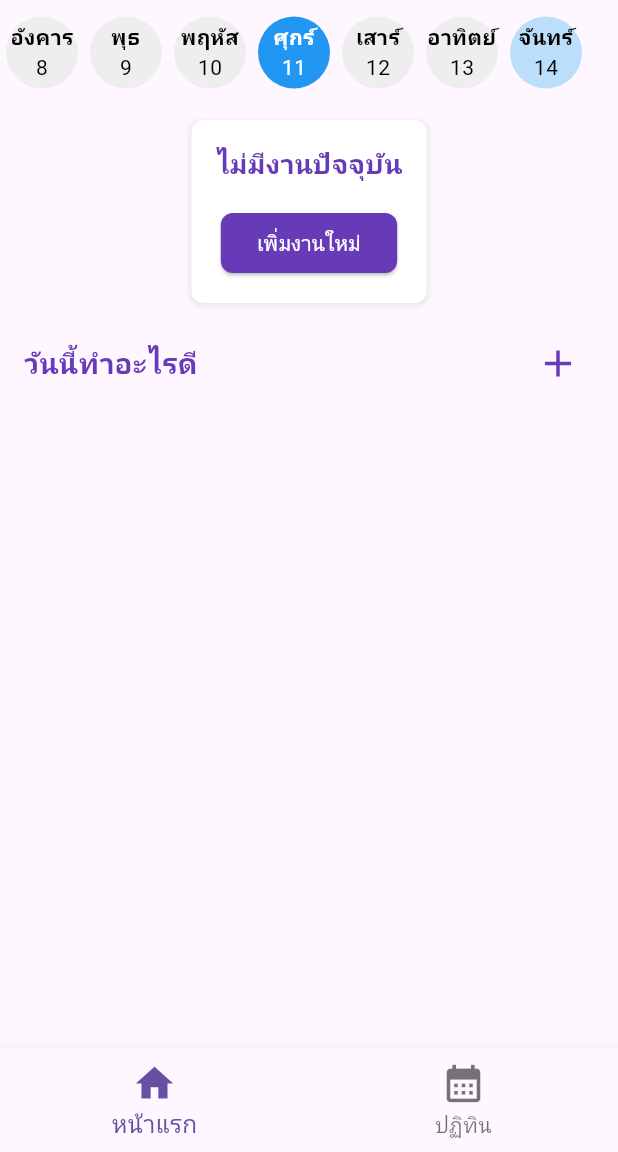
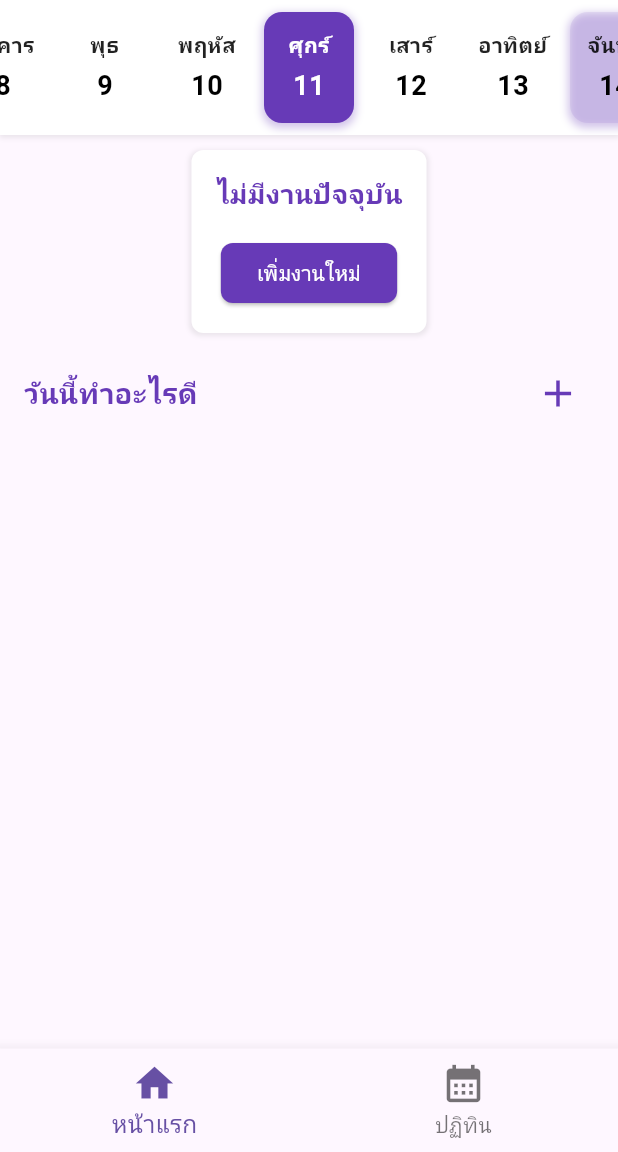
Before and after one commit to Tapakorn086/remindday_app, a Flutter app: the screen it shows after launch, after a tap on "ศุกร์", on a phone screen of 412 x 824 dp, the part 84-1236 px from its top. Run offline on Flutter 3.47's test engine with Material 3 defaults, Android fonts, the light colour scheme and no system bars; our stand-ins replace device_info_plus, flutter_secure_storage, table_calendar; network calls fail.

Commit message:
update: style in dayWidgets

```diff
--- a/lib/todolist/widgets/todolist_day_widget.dart
+++ b/lib/todolist/widgets/todolist_day_widget.dart
@@ -1,7 +1,7 @@
 import 'package:flutter/material.dart';
 import 'package:intl/intl.dart';
 
-class WeekDaysWidget extends StatelessWidget {
+class WeekDaysWidget extends StatefulWidget {
   final List<DateTime> weekDays;
   final DateTime selectedDate;
   final Function(DateTime) onDateSelected;
@@ -14,31 +14,89 @@ class WeekDaysWidget extends StatelessWidget {
   }) : super(key: key);
 
   @override
+  _WeekDaysWidgetState createState() => _WeekDaysWidgetState();
+}
+
+class _WeekDaysWidgetState extends State<WeekDaysWidget> {
+  late ScrollController _scrollController;
+
+  @override
+  void initState() {
+    super.initState();
+    _scrollController = ScrollController();
+    WidgetsBinding.instance.addPostFrameCallback((_) => _scrollToToday());
+  }
+
+  @override
+  void dispose() {
+    _scrollController.dispose();
+    super.dispose();
+  }
+
+  void _scrollToToday() {
+    final today = DateTime.now();
+    final todayIndex = widget.weekDays.indexWhere((date) =>
+        date.year == today.year &&
+        date.month == today.month &&
+        date.day == today.day);
+
+    if (todayIndex != -1) {
+      final scrollPosition = (todayIndex * 68.0) - (MediaQuery.of(context).size.width / 2) + 34.0;
+      _scrollController.animateTo(
+        scrollPosition,
+        duration: const Duration(milliseconds: 300),
+        curve: Curves.easeInOut,
+      );
+    }
+  }
+
+  @override
   Widget build(BuildContext context) {
-    return SizedBox(
-      height: 70,
+    return Container(
+      height: 90,
+      decoration: BoxDecoration(
+        color: Colors.white,
+        boxShadow: [
+          BoxShadow(
+            color: Colors.grey.withOpacity(0.2),
+            spreadRadius: 1,
+            blurRadius: 2,
+            offset: const Offset(0, 1),
+          ),
+        ],
+      ),
       child: ListView.builder(
+        controller: _scrollController,
         scrollDirection: Axis.horizontal,
-        itemCount: weekDays.length,
+        itemCount: widget.weekDays.length,
         itemBuilder: (context, index) {
-          DateTime day = weekDays[index];
-          bool isSelected = day.day == selectedDate.day &&
-              day.month == selectedDate.month &&
-              day.year == selectedDate.year;
+          DateTime day = widget.weekDays[index];
+          bool isSelected = day.day == widget.selectedDate.day &&
+              day.month == widget.selectedDate.month &&
+              day.year == widget.selectedDate.year;
           bool isToday = day.day == DateTime.now().day &&
               day.month == DateTime.now().month &&
               day.year == DateTime.now().year;
 
           return GestureDetector(
-            onTap: () => onDateSelected(day),
+            onTap: () => widget.onDateSelected(day),
             child: Container(
-              width: 48,
+              width: 60,
               margin: const EdgeInsets.symmetric(horizontal: 4, vertical: 8),
               decoration: BoxDecoration(
-                shape: BoxShape.circle,
+                borderRadius: BorderRadius.circular(12),
                 color: isSelected
-                    ? Colors.blue
-                    : (isToday ? Colors.blue[100] : Colors.grey[200]),
+                    ? Colors.deepPurple
+                    : (isToday ? Colors.deepPurple.withOpacity(0.1) : Colors.white),
+                boxShadow: [
+                  if (isSelected || isToday)
+                    BoxShadow(
+                      color: Colors.deepPurple.withOpacity(0.3),
+                      spreadRadius: 1,
+                      blurRadius: 4,
+                      offset: const Offset(0, 2),
+                    ),
+                ],
               ),
               child: Column(
                 mainAxisAlignment: MainAxisAlignment.center,
@@ -46,14 +104,18 @@ class WeekDaysWidget extends StatelessWidget {
                   Text(
                     DateFormat('EEE', 'th').format(day).replaceAll('.', ''),
                     style: TextStyle(
-                      color: isSelected ? Colors.white : Colors.black,
+                      color: isSelected ? Colors.white : Colors.black87,
                       fontWeight: FontWeight.bold,
+                      fontSize: 14,
                     ),
                   ),
+                  const SizedBox(height: 4),
                   Text(
                     day.day.toString(),
                     style: TextStyle(
                       color: isSelected ? Colors.white : Colors.black,
+                      fontWeight: FontWeight.bold,
+                      fontSize: 18,
                     ),
                   ),
                 ],
```
